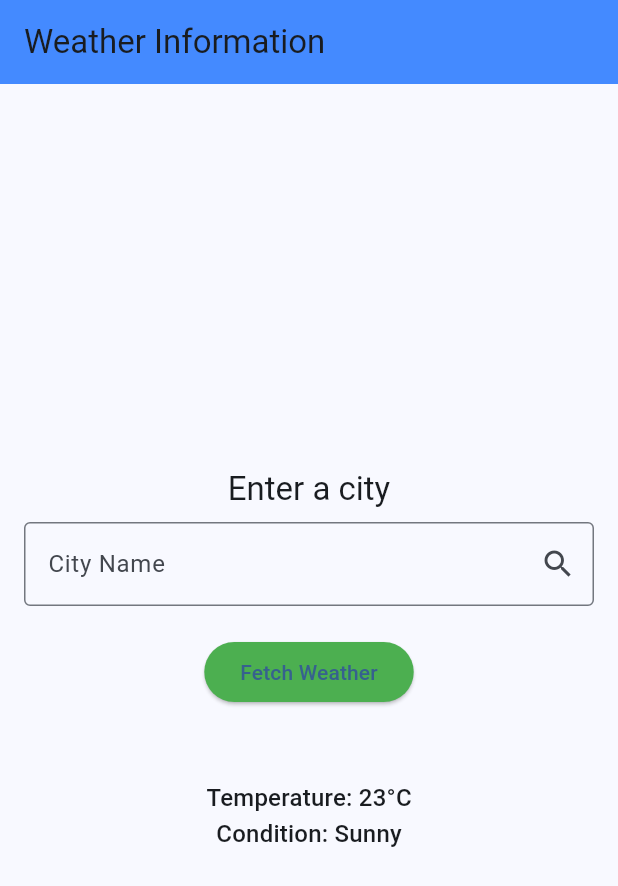
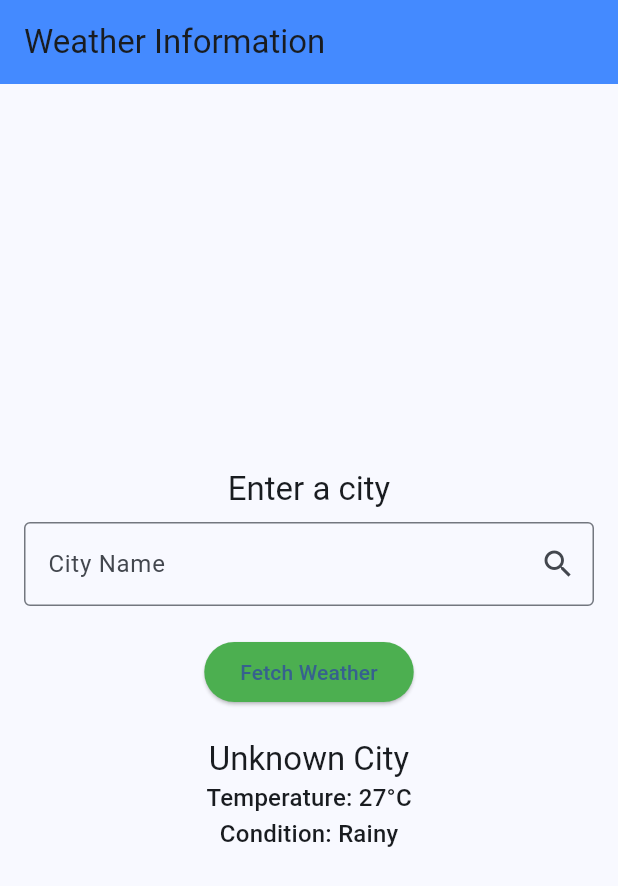
Before and after one commit to HemangShimpi/Weather_App, a Flutter app: the screen it shows after launch, after a tap on "Fetch Weather", on a phone screen of 412 x 824 dp. Shown: the top 886 px of the screen. Run offline on Flutter 3.47's test engine with Material 3 defaults, Android fonts, the phone set to English and light mode, and no system bars.

Commit message:
Simulated weather data for input city

```diff
--- a/lib/main.dart
+++ b/lib/main.dart
@@ -1,4 +1,5 @@
 import 'package:flutter/material.dart';
+import 'dart:math';
 
 void main() {
   runApp(const MyApp());
@@ -36,11 +37,15 @@ class _WeatherInfoPageState extends State<WeatherInfoPage> {
   String _weatherCondition = "Condition: --";
 
   void _fetchWeather() {
-    // Placeholder for actual weather fetching logic
+    final random = Random();
+    int temp = 15 + random.nextInt(16); // Generates a random temperature between 15 and 30
+    List<String> conditions = ["Sunny", "Cloudy", "Rainy"];
+    String condition = conditions[random.nextInt(conditions.length)];
+
     setState(() {
-      _cityName = _cityController.text;
-      _temperature = "Temperature: 23°C";  // Mock data
-      _weatherCondition = "Condition: Sunny";  // Mock data
+      _cityName = _cityController.text.isNotEmpty ? _cityController.text : "Unknown City";
+      _temperature = "Temperature: $temp°C";
+      _weatherCondition = "Condition: $condition";
     });
   }
 
```
